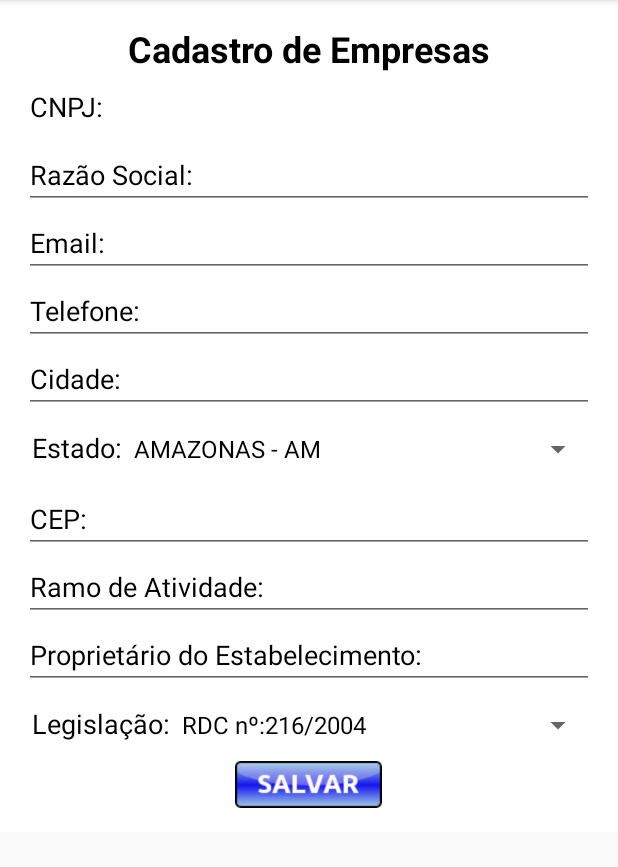
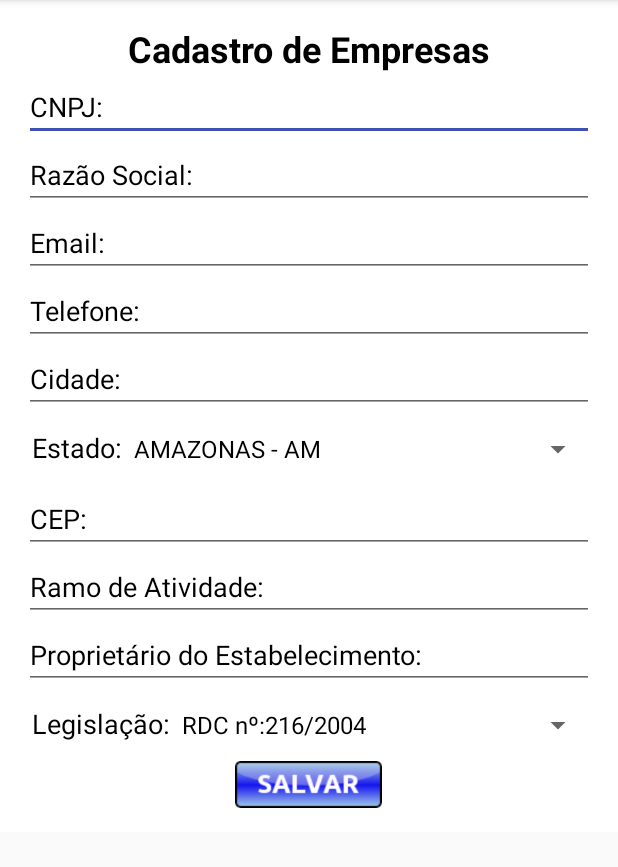
Before and after one commit to tccadmms/tcc, an Android app: the CadastroActivity screen opened directly, with no data from a screen before it, on a phone screen of 412 x 824 dp, the part 84-951 px from its top. Run offline under Robolectric (Android 15) with nearby library versions, the phone set to English and light mode, and no system bars; libraries missing offline, so code that uses them is left out: com.j256.ormlite; 2 statements that could not run were skipped.

Commit message:
Alteração de cores de tema para que os radio buttons aprareçam.

```diff
--- a/app/src/main/res/values/strings.xml
+++ b/app/src/main/res/values/strings.xml
@@ -38,4 +38,5 @@
         <item>PRT nº:2.619/2011</item>
         <item>CVS nº:5/2013</item>
     </string-array>
+    <string name="title_activity_teste">TesteActivity</string>
 </resources>
--- a/app/src/main/res/values/styles.xml
+++ b/app/src/main/res/values/styles.xml
@@ -1,11 +1,11 @@
 <resources>
 
     <!-- Base application theme. -->
-    <style name="AppTheme" parent="Theme.AppCompat.Light.DarkActionBar">
+    <style name="AppTheme" parent="Base.Theme.AppCompat.Light.DarkActionBar">
         <!-- Customize your theme here. -->
         <item name="colorPrimary">@android:color/black</item>
         <item name="colorPrimaryDark">@android:color/black</item>
-        <item name="colorAccent">@android:color/transparent</item>
+        <item name="colorAccent">@color/colorPrimary</item>
     </style>
 
     <style name="AppTheme.NoActionBar">
```
Also changed, not shown: app/src/main/AndroidManifest.xml (+7 -8 lines).
